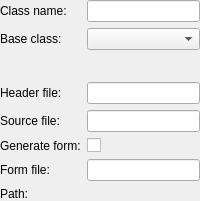
The window that src/libs/utils/newclasswidget.ui (qt-creator/qt-creator) describes before a commit, drawn with Qt 5.
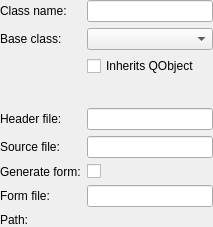
The same window after the commit. Custom widgets are drawn as their Qt base class.

Commit message:
Add "Inherits QObject" checkbox to Class Wizard.
For now it is dumb, but it can be improved over time.

Diff of the .ui file:
```diff
--- a/src/libs/utils/newclasswidget.ui
+++ b/src/libs/utils/newclasswidget.ui
@@ -2,6 +2,14 @@
 <ui version="4.0">
  <class>Utils::NewClassWidget</class>
  <widget class="QWidget" name="Utils::NewClassWidget">
+  <property name="geometry">
+   <rect>
+    <x>0</x>
+    <y>0</y>
+    <width>213</width>
+    <height>190</height>
+   </rect>
+  </property>
   <layout class="QFormLayout" name="formLayout">
    <property name="fieldGrowthPolicy">
     <enum>QFormLayout::ExpandingFieldsGrow</enum>
@@ -36,7 +44,7 @@
      </property>
     </widget>
    </item>
-   <item row="2" column="0">
+   <item row="3" column="0">
     <spacer name="verticalSpacer">
      <property name="orientation">
       <enum>Qt::Vertical</enum>
@@ -52,7 +60,7 @@
      </property>
     </spacer>
    </item>
-   <item row="2" column="1">
+   <item row="3" column="1">
     <spacer name="verticalSpacer_2">
      <property name="orientation">
       <enum>Qt::Vertical</enum>
@@ -68,44 +76,44 @@
      </property>
     </spacer>
    </item>
-   <item row="3" column="0">
+   <item row="4" column="0">
     <widget class="QLabel" name="headerLabel">
      <property name="text">
       <string>Header file:</string>
      </property>
     </widget>
    </item>
-   <item row="3" column="1">
+   <item row="4" column="1">
     <widget class="Utils::FileNameValidatingLineEdit" name="headerFileLineEdit"/>
    </item>
-   <item row="4" column="0">
+   <item row="5" column="0">
     <widget class="QLabel" name="sourceLabel">
      <property name="text">
       <string>Source file:</string>
      </property>
     </widget>
    </item>
-   <item row="4" column="1">
+   <item row="5" column="1">
     <widget class="Utils::FileNameValidatingLineEdit" name="sourceFileLineEdit"/>
    </item>
-   <item row="5" column="0">
+   <item row="6" column="0">
     <widget class="QLabel" name="generateFormLabel">
      <property name="text">
       <string>Generate form:</string>
      </property>
     </widget>
    </item>
-   <item row="6" column="0">
+   <item row="7" column="0">
     <widget class="QLabel" name="formLabel">
      <property name="text">
       <string>Form file:</string>
      </property>
     </widget>
    </item>
-   <item row="6" column="1">
+   <item row="7" column="1">
     <widget class="Utils::FileNameValidatingLineEdit" name="formFileLineEdit"/>
    </item>
-   <item row="7" column="0">
+   <item row="8" column="0">
     <widget class="QLabel" name="pathLabel">
      <property name="text">
       <string>Path:</string>
@@ -115,13 +123,20 @@
    <item row="7" column="1">
     <widget class="Utils::PathChooser" name="pathChooser" native="true"/>
    </item>
-   <item row="5" column="1">
+   <item row="6" column="1">
     <widget class="QCheckBox" name="generateFormCheckBox">
      <property name="text">
       <string/>
      </property>
     </widget>
    </item>
+   <item row="2" column="1">
+    <widget class="QCheckBox" name="qobjectCheckBox">
+     <property name="text">
+      <string>Inherits QObject</string>
+     </property>
+    </widget>
+   </item>
   </layout>
  </widget>
  <customwidgets>
```
Left out of the diff: 2 changed lines with no effect on the pictures. The commit also changes 4 other files.
